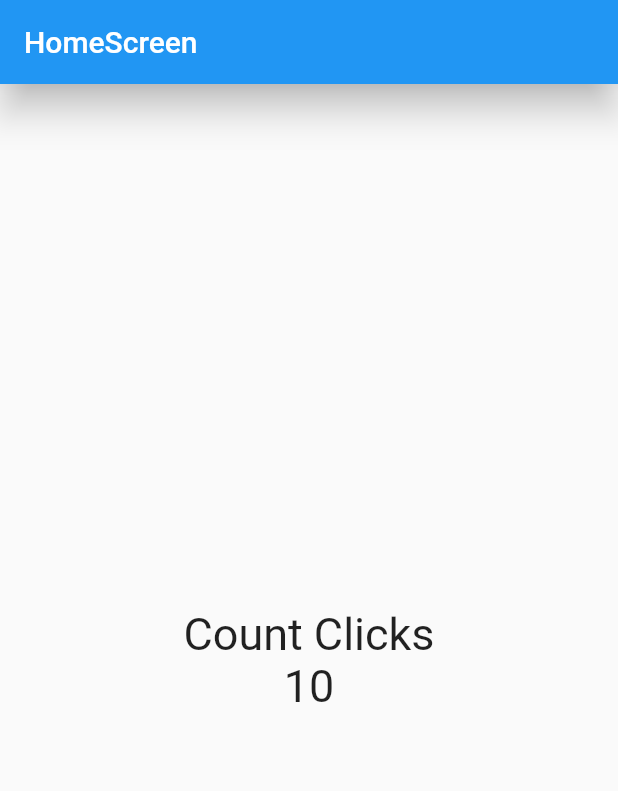
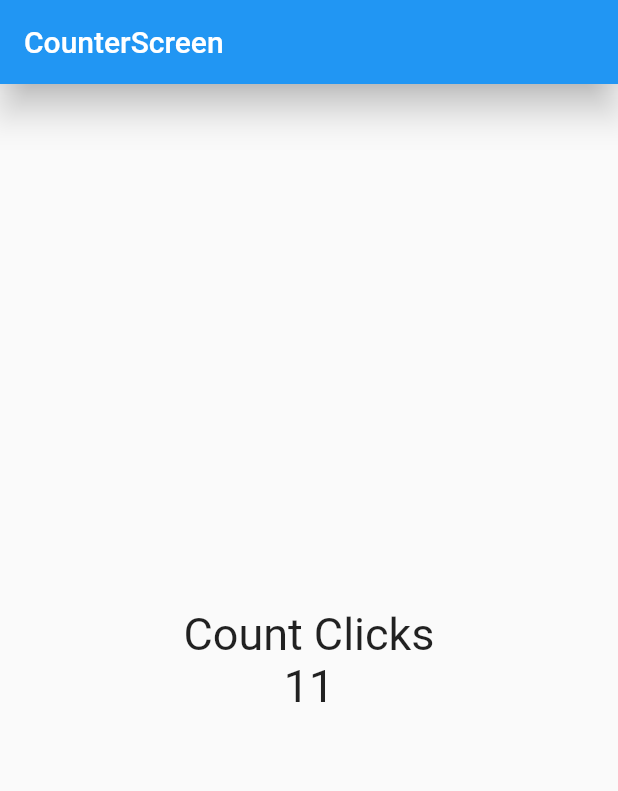
Before and after one commit to BryanParada/counterApp, a Flutter app: the screen it shows after launch, after a tap on the "add" icon, on a phone screen of 412 x 824 dp. Shown: the top 791 px of the screen. Run offline on Flutter 3.47's test engine with Material 2 defaults, Android fonts, the phone set to English and light mode, and no system bars.

Commit message:
F54 - StatefulWidget

```diff
--- a/lib/main.dart
+++ b/lib/main.dart
@@ -1,4 +1,5 @@
-import 'package:counter_app/screens/home_screen.dart';
+import 'package:counter_app/screens/counter_screen.dart';
+// import 'package:counter_app/screens/home_screen.dart';
 import 'package:flutter/material.dart';
 
 void main(){
@@ -15,7 +16,7 @@ class MyApp extends StatelessWidget{
 
     return const MaterialApp(
       debugShowCheckedModeBanner: false,
-      home:  HomeScreen()
+      home:  CounterScreen()
     );
   }
 
--- /dev/null
+++ b/lib/screens/counter_screen.dart
@@ -0,0 +1,52 @@
+
+import 'package:flutter/cupertino.dart';
+import 'package:flutter/material.dart';
+
+class CounterScreen extends StatefulWidget {
+
+  const CounterScreen({super.key});
+
+  @override
+  State<CounterScreen> createState() => _CounterScreenState();
+}
+
+class _CounterScreenState extends State<CounterScreen> {
+
+  int counter = 10;
+
+  @override
+  Widget build(BuildContext context) {
+
+    const fontSize30 = TextStyle(fontSize: 30);
+
+    return Scaffold(
+      //backgroundColor: Colors.green,
+      appBar: AppBar(
+        title: const Text('CounterScreen'),
+        elevation: 10.0,
+      ),
+      body:
+          Center(
+            child: Column(
+              mainAxisAlignment: MainAxisAlignment.center,
+              children: [ //const <Widget>
+              const Text('Count Clicks', style: fontSize30),
+              Text('$counter', style: fontSize30),  //counter.toString()
+            ],
+            ),
+          ),
+          //floatingActionButtonLocation: FloatingActionButtonLocation.centerFloat,
+          floatingActionButton: FloatingActionButton(
+            child: const Icon( Icons.add),
+            onPressed: () {
+
+              counter++;
+              //notifica que hubo un cambio en el estado y debe redibujarse
+              setState(() { });
+             },
+
+          ),
+
+    );
+  }
+}
```
